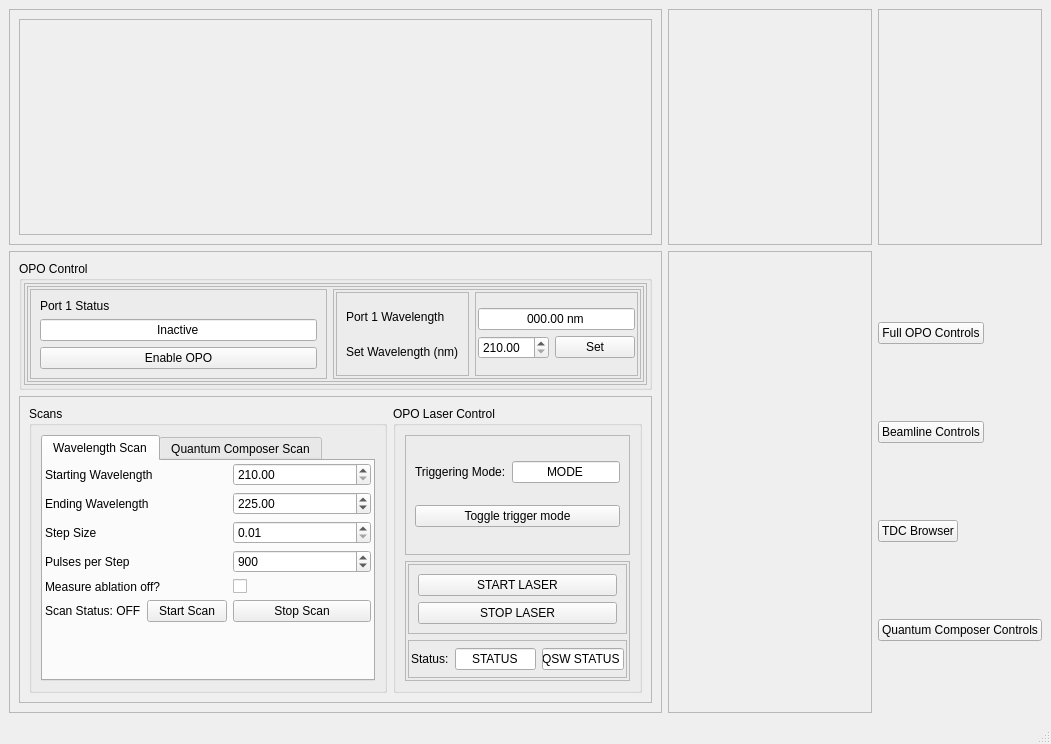
First picture: the form in BigGUI.ui, repository gmondee/BigGUI, before the edit.
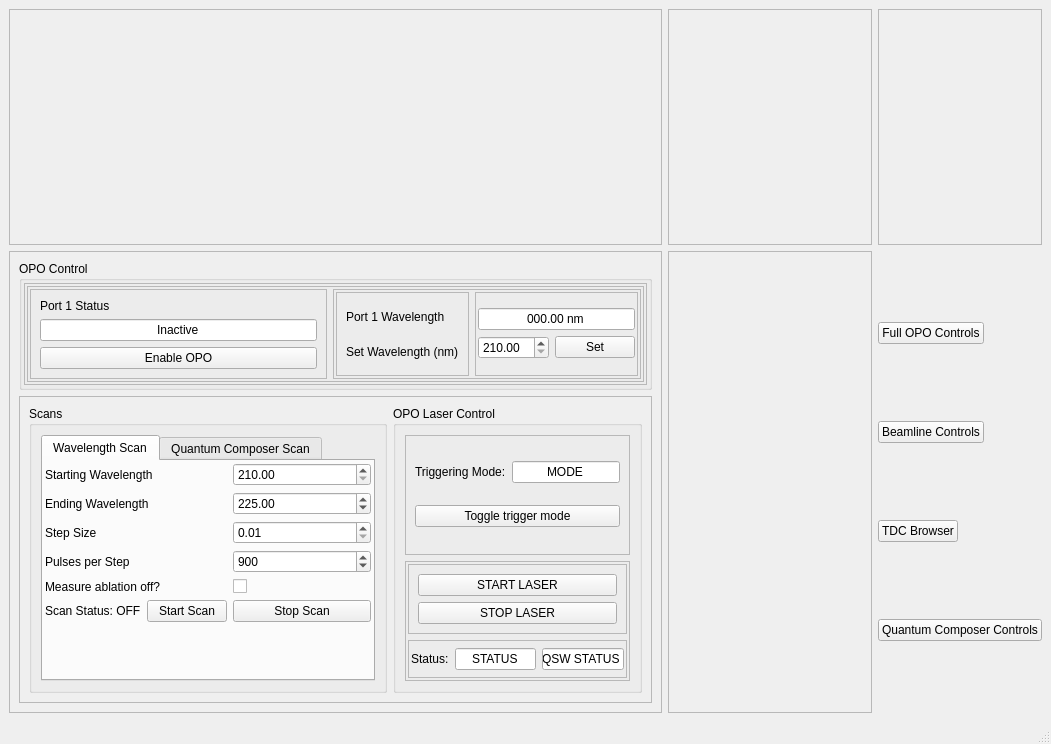
Second picture: the form after the edit. Icons and pictures are not drawn.

Patch:
```diff
--- a/BigGUI.ui
+++ b/BigGUI.ui
@@ -987,24 +987,7 @@
         <property name="frameShadow">
          <enum>QFrame::Shadow::Raised</enum>
         </property>
-        <layout class="QVBoxLayout" name="verticalLayout_14">
-         <item>
-          <widget class="QFrame" name="frame_14">
-           <property name="sizePolicy">
-            <sizepolicy hsizetype="Preferred" vsizetype="Preferred">
-             <horstretch>1</horstretch>
-             <verstretch>1</verstretch>
-            </sizepolicy>
-           </property>
-           <property name="frameShape">
-            <enum>QFrame::Shape::StyledPanel</enum>
-           </property>
-           <property name="frameShadow">
-            <enum>QFrame::Shadow::Raised</enum>
-           </property>
-          </widget>
-         </item>
-        </layout>
+        <layout class="QVBoxLayout" name="verticalLayout_14"/>
        </widget>
       </item>
       <item row="6" column="1">
```
